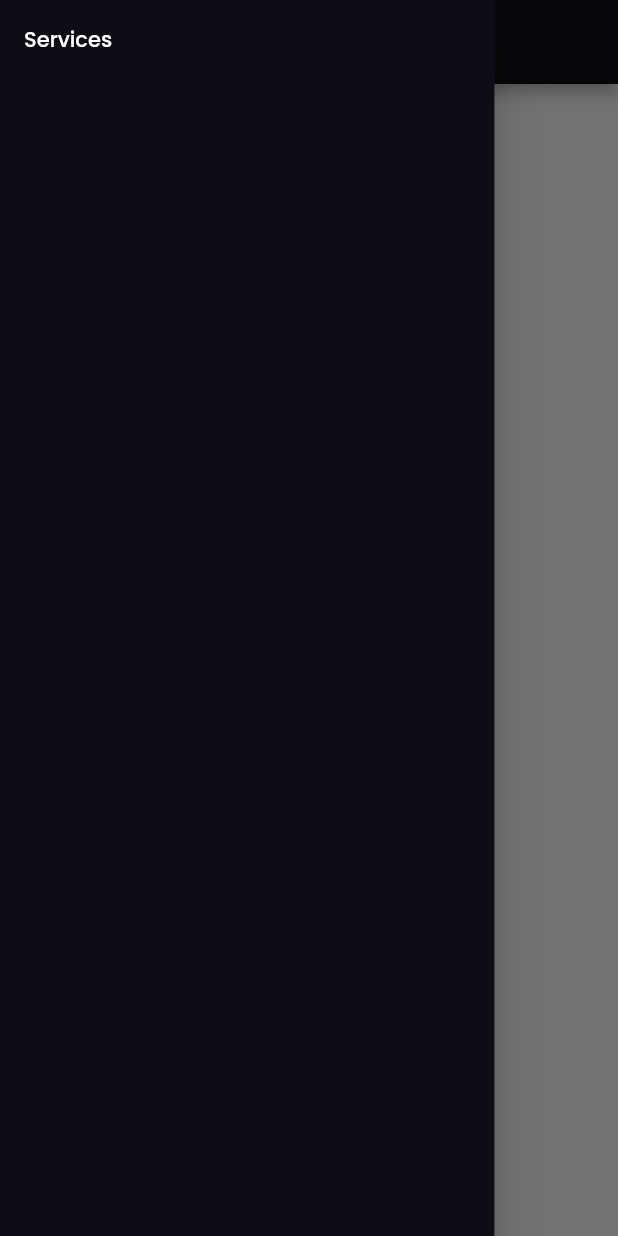
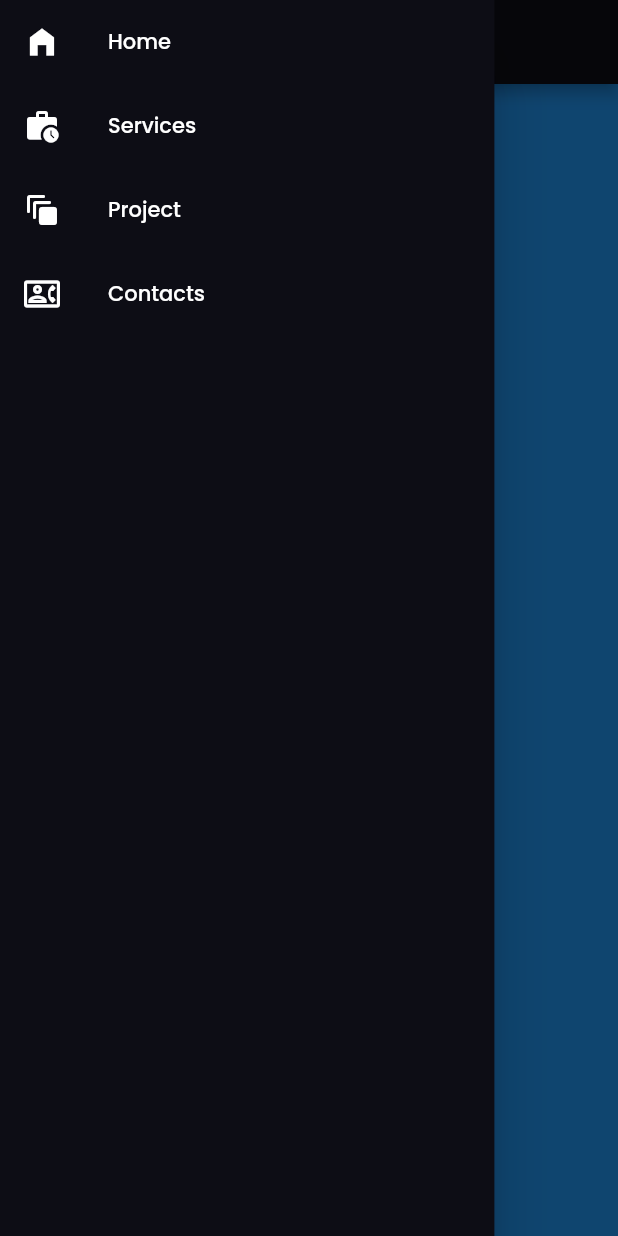
Before and after one commit to ralphkevinmacahipay/my_portfolio, a Flutter app: the screen it shows after launch, with the side drawer open, on a phone screen of 412 x 824 dp. Run offline on Flutter 3.47's test engine with Material 2 defaults, Android fonts, the phone set to English and light mode, and no system bars; our stand-ins replace animated_text_kit, get, google_fonts, rive, url_strategy.

```diff
--- a/lib/b_mobile/mobile.dart
+++ b/lib/b_mobile/mobile.dart
@@ -1,7 +1,11 @@
 import 'package:flutter/material.dart';
+import 'package:get/get.dart';
 import 'package:my_profile/configuration/constant.dart';
 
+import '../a_desktop/a_home/navigator.dart';
+import '../configuration/enum.dart';
 import '../configuration/style.dart';
+import '../state_management/state_management.dart';
 
 class MobileLayout extends StatelessWidget {
   final List<String> categories = ['Services', 'Projects', 'Contact'];
@@ -10,6 +14,7 @@ class MobileLayout extends StatelessWidget {
 
   @override
   Widget build(BuildContext context) {
+    SizeConfig().init(context);
     return SafeArea(
       child: Scaffold(
         appBar: AppBar(
@@ -28,9 +33,27 @@ class MobileLayout extends StatelessWidget {
           ),
         ),
         body: ListView(
-          children: const [
-            Center(
-              child: Text("Hello, World!"),
+          controller: scrollController,
+          children: [
+            Container(
+              decoration: BoxDecoration(color: kBlue),
+              height: SizeConfig.blockY! * 100,
+              width: SizeConfig.blockX! * 100,
+            ),
+            Container(
+              decoration: const BoxDecoration(color: Colors.red),
+              height: SizeConfig.blockY! * 100,
+              width: SizeConfig.blockX! * 100,
+            ),
+            Container(
+              decoration: const BoxDecoration(color: Colors.pinkAccent),
+              height: SizeConfig.blockY! * 100,
+              width: SizeConfig.blockX! * 100,
+            ),
+            Container(
+              decoration: const BoxDecoration(color: Colors.green),
+              height: SizeConfig.blockY! * 100,
+              width: SizeConfig.blockX! * 100,
             ),
           ],
         ),
@@ -40,7 +63,7 @@ class MobileLayout extends StatelessWidget {
   }
 }
 
-class DrawerWidget extends StatelessWidget {
+class DrawerWidget extends GetView<GetManagerController> {
   const DrawerWidget({
     super.key,
   });
@@ -52,18 +75,20 @@ class DrawerWidget extends StatelessWidget {
       width: SizeConfig.blockX! * 80,
       backgroundColor: kDarkBlue,
       // TODO: FINISH THE DRAWER CONTENT
-      child: ListView(
-        children: [
-          ListTile(
+      child: ListView.builder(
+        itemCount: myList.length,
+        itemBuilder: (context, index) {
+          return ListTile(
             onTap: () {
-              debugPrint("This isservices");
+              onPressedNav(context: context, enumVal: myList[index]['type']);
             },
-            leading: Text(
-              "Services",
+            title: Text(
+              myList[index]['title'],
               style: kPoppinSemiBold.copyWith(color: kWhite),
             ),
-          )
-        ],
+            leading: myList[index]['icon'],
+          );
+        },
       ),
     );
   }
--- a/lib/configuration/constant.dart
+++ b/lib/configuration/constant.dart
@@ -1,5 +1,7 @@
 import 'package:flutter/material.dart';
 import 'package:google_fonts/google_fonts.dart';
+
+import 'enum.dart';
 
 // asset image
 String kBackground = "assets/background.png";
@@ -74,3 +76,27 @@ final kPoppinBold = GoogleFonts.poppins(fontWeight: FontWeight.bold);
 final kPoppinExtraBold = GoogleFonts.poppins(fontWeight: FontWeight.w700);
 final kPoppinSemiBold = GoogleFonts.poppins(fontWeight: FontWeight.w500);
 final kPoppinRegular = GoogleFonts.poppins(fontWeight: FontWeight.w400);
+
+// navigator item
+final List<Map<String, dynamic>> myList = [
+  {
+    "title": getNavNmae(NavItemEnum.home),
+    "type": NavItemEnum.home,
+    "icon": Icon(Icons.home_filled, color: kWhite),
+  },
+  {
+    "title": getNavNmae(NavItemEnum.services),
+    "type": NavItemEnum.services,
+    "icon": Icon(Icons.work_history, color: kWhite),
+  },
+  {
+    "title": getNavNmae(NavItemEnum.works),
+    "type": NavItemEnum.works,
+    "icon": Icon(Icons.auto_awesome_motion_rounded, color: kWhite),
+  },
+  {
+    "title": getNavNmae(NavItemEnum.contact),
+    "type": NavItemEnum.contact,
+    "icon": Icon(Icons.contact_phone_outlined, color: kWhite),
+  }
+];
```
Also changed, not shown: lib/configuration/enum.dart (+33 -0 lines).
